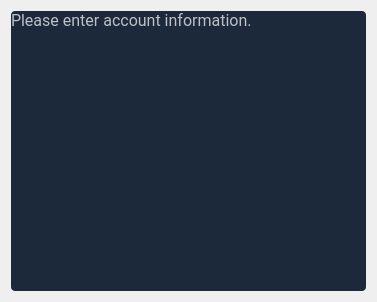
Above: budgetter/view/skeletons/AddAccount.ui from opierre/Budgetter before the change. Below: the same form after it.
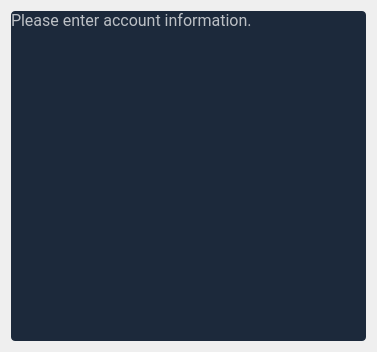
That is the form after the change. Custom widgets are drawn as their Qt base class.

The edit to the form file:
```diff
--- a/budgetter/view/skeletons/AddAccount.ui
+++ b/budgetter/view/skeletons/AddAccount.ui
@@ -123,7 +123,7 @@
       <item>
        <layout class="QVBoxLayout" name="verticalLayout_2">
         <property name="bottomMargin">
-         <number>0</number>
+         <number>50</number>
         </property>
         <item>
          <widget class="MaterialOutlinedLineEdit" name="account_name">
```
